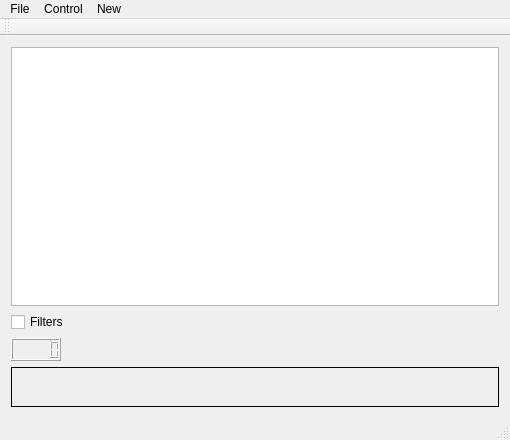
RauchendeKanonen/qcanobserver, file mainwindow.ui: the form before one commit.
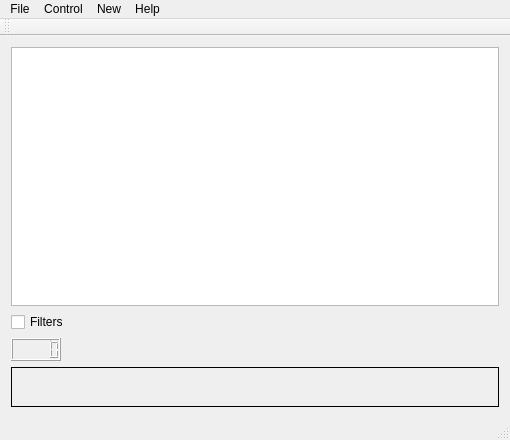
The form after the commit. Custom widgets are drawn as their Qt base class.

The edit to the form file:
```diff
--- a/mainwindow.ui
+++ b/mainwindow.ui
@@ -62,7 +62,7 @@
      <x>0</x>
      <y>0</y>
      <width>510</width>
-     <height>24</height>
+     <height>26</height>
     </rect>
    </property>
    <widget class="QMenu" name="menuFile">
@@ -89,10 +89,18 @@
      <string>New</string>
     </property>
     <addaction name="actionGraphicWindow"/>
+    <addaction name="actionObserverWindow"/>
+   </widget>
+   <widget class="QMenu" name="menuHelp">
+    <property name="title">
+     <string>Help</string>
+    </property>
+    <addaction name="actionAbout"/>
    </widget>
    <addaction name="menuFile_2"/>
    <addaction name="menuFile"/>
    <addaction name="menuNew"/>
+   <addaction name="menuHelp"/>
   </widget>
   <widget class="QToolBar" name="mainToolBar">
    <attribute name="toolBarArea">
```
Left out of the diff: 10 changed lines with no effect on the pictures.
